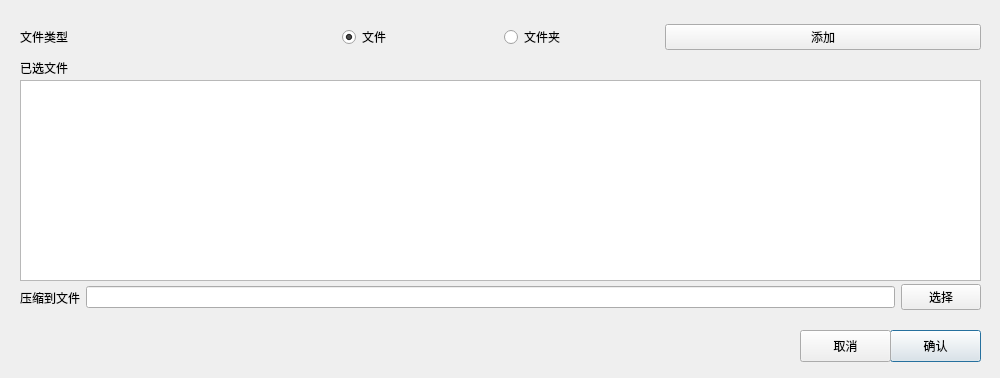
This is ui/dialog/MergeFilesAndZipDialog.ui in xiaohaijoe/AutoPackage as Qt 5 draws it before an edit. The edited form follows.
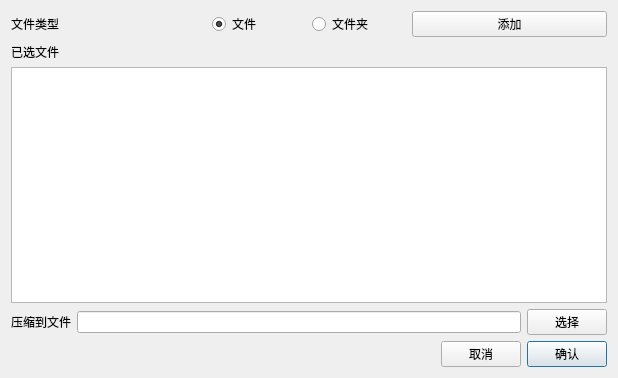
This is the edited form.

The edit to the form file:
```diff
--- a/ui/dialog/MergeFilesAndZipDialog.ui
+++ b/ui/dialog/MergeFilesAndZipDialog.ui
@@ -6,22 +6,15 @@
    <rect>
     <x>0</x>
     <y>0</y>
-    <width>1000</width>
+    <width>618</width>
     <height>378</height>
    </rect>
   </property>
   <property name="windowTitle">
    <string>Dialog</string>
   </property>
-  <widget class="QWidget" name="gridLayoutWidget">
-   <property name="geometry">
-    <rect>
-     <x>20</x>
-     <y>20</y>
-     <width>961</width>
-     <height>35</height>
-    </rect>
-   </property>
+  <layout class="QGridLayout" name="gridLayout_2">
+   <item row="0" column="0" colspan="3">
    <layout class="QGridLayout" name="gridLayout">
     <item row="0" column="1">
      <layout class="QHBoxLayout" name="horizontalLayout">
@@ -100,68 +93,22 @@
      </widget>
     </item>
    </layout>
-  </widget>
-  <widget class="QPushButton" name="confirmBtn">
-   <property name="geometry">
-    <rect>
-     <x>890</x>
-     <y>330</y>
-     <width>91</width>
-     <height>32</height>
-    </rect>
-   </property>
+   </item>
+   <item row="1" column="0">
+    <widget class="QLabel" name="label">
    <property name="text">
-    <string>确认</string>
-   </property>
-  </widget>
-  <widget class="QPushButton" name="cancelBtn">
-   <property name="geometry">
-    <rect>
-     <x>800</x>
-     <y>330</y>
-     <width>91</width>
-     <height>32</height>
-    </rect>
-   </property>
-   <property name="text">
-    <string>取消</string>
-   </property>
-  </widget>
+      <string>已选文件</string>
+     </property>
+    </widget>
+   </item>
+   <item row="2" column="0" colspan="3">
   <widget class="QListView" name="listView">
-   <property name="geometry">
-    <rect>
-     <x>20</x>
-     <y>80</y>
-     <width>961</width>
-     <height>201</height>
-    </rect>
-   </property>
    <property name="editTriggers">
     <set>QAbstractItemView::NoEditTriggers</set>
    </property>
   </widget>
-  <widget class="QLabel" name="label">
-   <property name="geometry">
-    <rect>
-     <x>20</x>
-     <y>60</y>
-     <width>91</width>
-     <height>16</height>
-    </rect>
-   </property>
-   <property name="text">
-    <string>已选文件</string>
-   </property>
-  </widget>
-  <widget class="QWidget" name="horizontalLayoutWidget">
-   <property name="geometry">
-    <rect>
-     <x>20</x>
-     <y>280</y>
-     <width>961</width>
-     <height>35</height>
-    </rect>
-   </property>
+   </item>
+   <item row="3" column="0" colspan="3">
    <layout class="QHBoxLayout" name="horizontalLayout_2">
     <item>
      <widget class="QLabel" name="label_4">
@@ -178,10 +125,44 @@
       <property name="text">
        <string>选择</string>
       </property>
+       <property name="autoDefault">
+        <bool>false</bool>
+       </property>
      </widget>
     </item>
    </layout>
-  </widget>
+   </item>
+   <item row="4" column="1">
+    <widget class="QPushButton" name="cancelBtn">
+     <property name="text">
+      <string>取消</string>
+     </property>
+     <property name="autoDefault">
+      <bool>false</bool>
+     </property>
+    </widget>
+   </item>
+   <item row="4" column="2">
+    <widget class="QPushButton" name="confirmBtn">
+     <property name="text">
+      <string>确认</string>
+     </property>
+    </widget>
+   </item>
+   <item row="4" column="0">
+    <spacer name="horizontalSpacer">
+     <property name="orientation">
+      <enum>Qt::Horizontal</enum>
+     </property>
+     <property name="sizeHint" stdset="0">
+      <size>
+       <width>40</width>
+       <height>20</height>
+      </size>
+     </property>
+    </spacer>
+   </item>
+  </layout>
  </widget>
  <resources/>
  <connections/>
```
Lines whose indentation alone changed are shown as unchanged.
